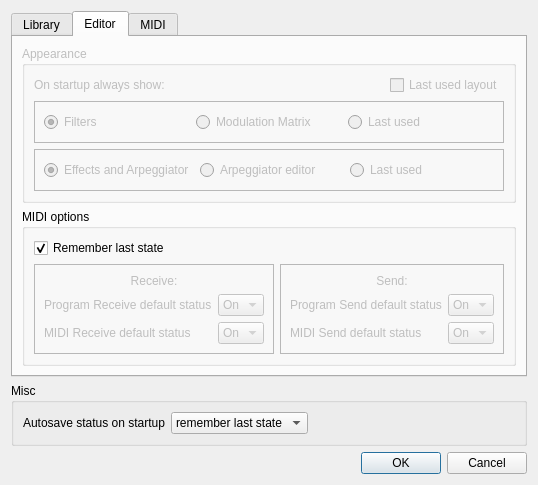
MaurizioB/Bigglesworth, file bigglesworth/settings.ui: the form before one commit.
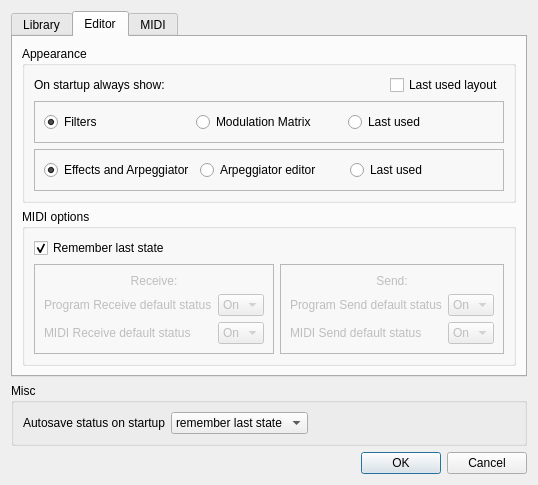
The form after the commit. The open tabs and pages were chosen to show the change.

Commit message: Remember Editor layout on close (if set in config)

The edit to the form file:
```diff
--- a/bigglesworth/settings.ui
+++ b/bigglesworth/settings.ui
@@ -429,7 +429,7 @@
        <item row="0" column="0">
         <widget class="QGroupBox" name="groupBox_4">
          <property name="enabled">
-          <bool>false</bool>
+          <bool>true</bool>
          </property>
          <property name="title">
           <string>Appearance</string>
```
Left out of the diff: 52 changed lines with no effect on the pictures. The commit also changes 3 other files.
